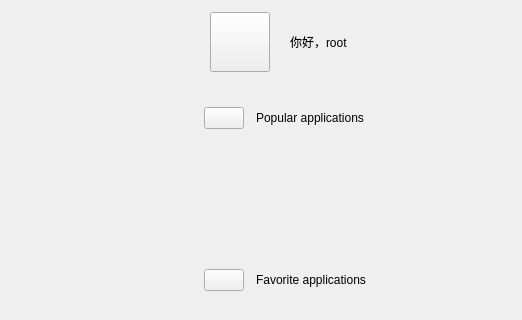
openeuler-mirror/kiran-shell, file plugins/menu/window.ui: the form before one commit; both pictures show x 229 to 751 and y 0 to 320 of the 751 by 729 pixel window.
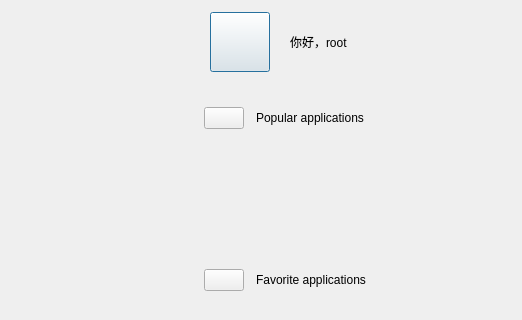
The form after the commit. Icons and pictures are not drawn. Custom widgets are drawn as their Qt base class.

Commit message:
feature(panel):Support auto-hide panel through gsettings configuration
- 支持通过gsettings配置自动隐藏面板
Related #55900

The edit to the form file:
```diff
--- a/plugins/menu/window.ui
+++ b/plugins/menu/window.ui
@@ -1,7 +1,7 @@
 <?xml version="1.0" encoding="UTF-8"?>
 <ui version="4.0">
  <class>Window</class>
- <widget class="QWidget" name="Window">
+ <widget class="QDialog" name="Window">
   <property name="geometry">
    <rect>
     <x>0</x>
```
The commit also changes 7 other files.
